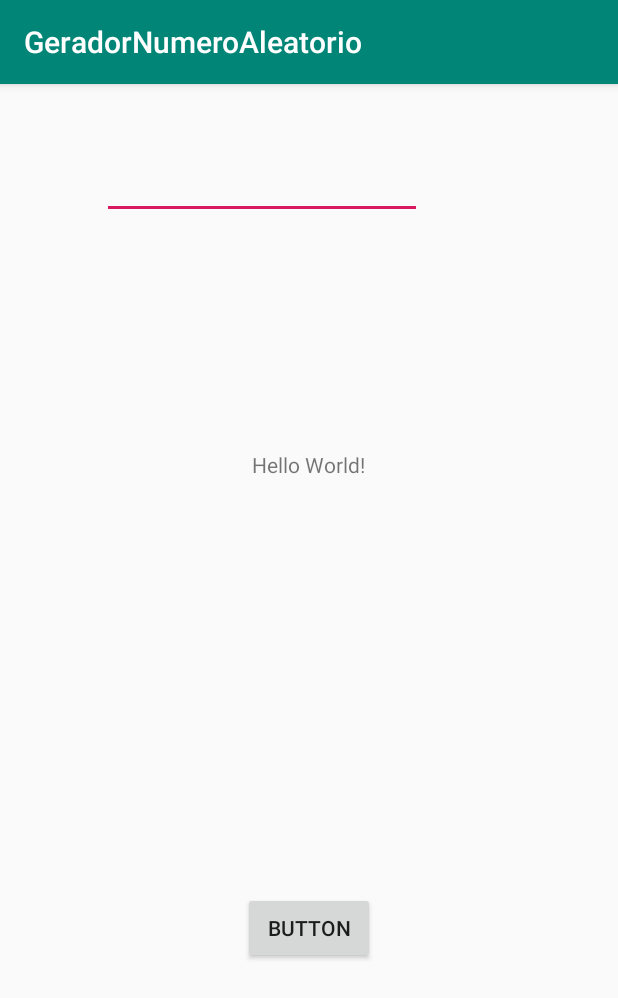
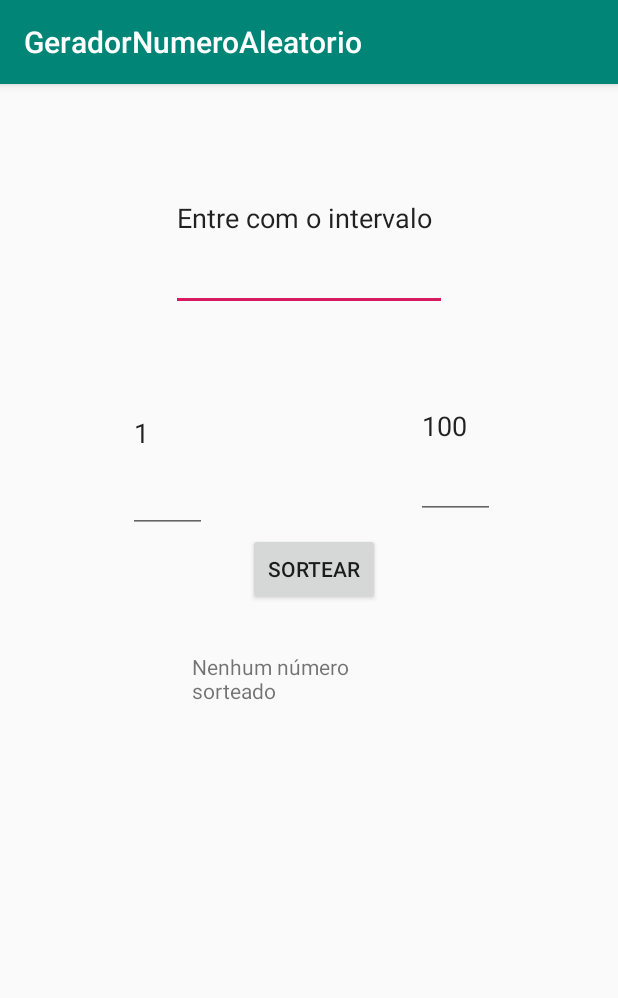
Before and after one commit to EricaPZanella/Aula02-GeradorNumeros, an Android app: the screen it shows after launch (MainActivity), on a phone screen of 412 x 824 dp. Shown: the top 998 px of the screen. Run offline under Robolectric (Android 15) with nearby library versions, the phone set to English and light mode, and no system bars.

Commit message:
Aula2 - Sortear os números

```diff
--- a/app/src/main/java/br/edu/ifsc/pdm/geradornumeroaleatorio/MainActivity.java
+++ b/app/src/main/java/br/edu/ifsc/pdm/geradornumeroaleatorio/MainActivity.java
@@ -6,6 +6,8 @@ import android.view.View;
 import android.widget.Button;
 import android.widget.EditText;
 import android.widget.TextView;
+
+import java.util.Random;
 
 public class MainActivity extends AppCompatActivity {
 
@@ -18,12 +20,11 @@ public class MainActivity extends AppCompatActivity {
 
     public void alterarTexto(View view) {
 
-        //Button b = (Button) view;
-        //b.setText("Aula de sexta é boa!");
+    int numAux;
+    numAux = 1 + (int) (Math.random() * 100);
 
-        TextView text = (TextView) findViewById(R.id.text);
-        EditText editText = (EditText) findViewById(R.id.editText);
-        text.setText(editText.getText().toString());
+    TextView text = (TextView) findViewById(R.id.text);
+    text.setText(Integer.toString(numAux));
 
     }
 
--- a/app/src/main/res/layout/activity_main.xml
+++ b/app/src/main/res/layout/activity_main.xml
@@ -9,38 +9,68 @@
 
     <TextView
         android:id="@+id/text"
-        android:layout_width="wrap_content"
+        android:layout_width="163dp"
         android:layout_height="0dp"
-        android:layout_marginStart="6dp"
-        android:layout_marginBottom="18dp"
-        android:text="Hello World!"
-        app:layout_constraintBottom_toTopOf="@+id/button2"
-        app:layout_constraintStart_toStartOf="@+id/button2"
-        app:layout_constraintTop_toBottomOf="@+id/editText" />
+        android:layout_marginStart="7dp"
+        android:layout_marginBottom="266dp"
+        android:text="Nenhum número sorteado"
+        app:layout_constraintBottom_toBottomOf="parent"
+        app:layout_constraintEnd_toEndOf="parent"
+        app:layout_constraintStart_toStartOf="parent"
+        app:layout_constraintTop_toBottomOf="@+id/button2" />
 
     <Button
         android:id="@+id/button2"
         android:layout_width="wrap_content"
         android:layout_height="wrap_content"
-        android:layout_marginBottom="181dp"
+        android:layout_marginEnd="24dp"
+        android:layout_marginBottom="31dp"
         android:onClick="alterarTexto"
-        android:text="Button"
-        app:layout_constraintBottom_toBottomOf="parent"
-        app:layout_constraintEnd_toEndOf="parent"
-        app:layout_constraintStart_toStartOf="parent"
-        app:layout_constraintTop_toBottomOf="@+id/text" />
+        android:text="SORTEAR"
+        app:layout_constraintBottom_toTopOf="@+id/text"
+        app:layout_constraintEnd_toStartOf="@+id/editText4"
+        app:layout_constraintTop_toBottomOf="@+id/editText4" />
 
     <EditText
         android:id="@+id/editText"
-        android:layout_width="wrap_content"
-        android:layout_height="42dp"
-        android:layout_marginStart="68dp"
-        android:layout_marginTop="48dp"
-        android:layout_marginBottom="154dp"
+        android:layout_width="184dp"
+        android:layout_height="0dp"
+        android:layout_marginTop="28dp"
+        android:layout_marginBottom="15dp"
         android:ems="10"
         android:inputType="textPersonName"
-        app:layout_constraintBottom_toTopOf="@+id/text"
+        android:text="Entre com o intervalo"
+        app:layout_constraintBottom_toTopOf="@+id/editText4"
+        app:layout_constraintEnd_toEndOf="parent"
         app:layout_constraintStart_toStartOf="parent"
         app:layout_constraintTop_toTopOf="parent" />
 
+    <EditText
+        android:id="@+id/editText2"
+        android:layout_width="0dp"
+        android:layout_height="0dp"
+        android:layout_marginStart="85dp"
+        android:layout_marginEnd="139dp"
+        android:ems="10"
+        android:inputType="number"
+        android:text="1"
+        app:layout_constraintBottom_toTopOf="@+id/button2"
+        app:layout_constraintEnd_toStartOf="@+id/editText4"
+        app:layout_constraintStart_toStartOf="parent"
+        app:layout_constraintTop_toTopOf="@+id/editText4" />
+
+    <EditText
+        android:id="@+id/editText4"
+        android:layout_width="0dp"
+        android:layout_height="0dp"
+        android:layout_marginEnd="82dp"
+        android:layout_marginBottom="9dp"
+        android:ems="10"
+        android:inputType="number"
+        android:text="100"
+        app:layout_constraintBottom_toTopOf="@+id/button2"
+        app:layout_constraintEnd_toEndOf="parent"
+        app:layout_constraintStart_toEndOf="@+id/editText2"
+        app:layout_constraintTop_toBottomOf="@+id/editText" />
+
 </android.support.constraint.ConstraintLayout>
```
